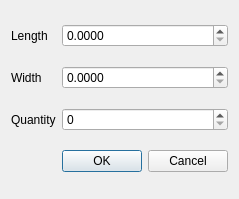
Qt form create_sheet.ui (shuaz1/circular_nest2d) before a commit.
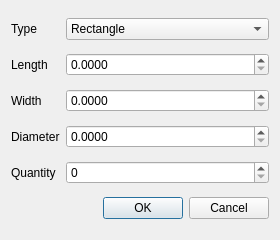
The same form after that commit.

What changed in the file:
```diff
--- a/create_sheet.ui
+++ b/create_sheet.ui
@@ -6,15 +6,43 @@
    <rect>
     <x>0</x>
     <y>0</y>
-    <width>230</width>
-    <height>199</height>
+    <width>280</width>
+    <height>240</height>
    </rect>
   </property>
   <property name="windowTitle">
    <string>Create Sheet</string>
   </property>
   <layout class="QGridLayout" name="gridLayout">
+   <item row="0" column="0">
+    <widget class="QLabel" name="label_type">
+     <property name="text">
+      <string>Type</string>
+     </property>
+    </widget>
+   </item>
    <item row="0" column="1">
+    <widget class="QComboBox" name="type">
+     <item>
+      <property name="text">
+       <string>Rectangle</string>
+      </property>
+     </item>
+     <item>
+      <property name="text">
+       <string>Circle</string>
+      </property>
+     </item>
+    </widget>
+   </item>
+   <item row="1" column="0">
+    <widget class="QLabel" name="label_length">
+     <property name="text">
+      <string>Length</string>
+     </property>
+    </widget>
+   </item>
+   <item row="1" column="1">
     <widget class="QDoubleSpinBox" name="width">
      <property name="decimals">
       <number>4</number>
@@ -27,48 +55,61 @@
      </property>
     </widget>
    </item>
-   <item row="2" column="1">
-    <widget class="QSpinBox" name="quantity">
-     <property name="maximum">
-      <number>2147483647</number>
-     </property>
-    </widget>
-   </item>
    <item row="2" column="0">
-    <widget class="QLabel" name="label_3">
-     <property name="text">
-      <string>Quantity</string>
-     </property>
-    </widget>
-   </item>
-   <item row="1" column="1">
-    <widget class="QDoubleSpinBox" name="height">
-     <property name="decimals">
-      <number>4</number>
-     </property>
-     <property name="maximum">
-      <double>2147483647.000000000000000</double>
-     </property>
-     <property name="singleStep">
-      <double>0.100000000000000</double>
-     </property>
-    </widget>
-   </item>
-   <item row="0" column="0">
-    <widget class="QLabel" name="label">
-     <property name="text">
-      <string>Length</string>
-     </property>
-    </widget>
-   </item>
-   <item row="1" column="0">
-    <widget class="QLabel" name="label_2">
+    <widget class="QLabel" name="label_width">
      <property name="text">
       <string>Width</string>
      </property>
     </widget>
    </item>
+   <item row="2" column="1">
+    <widget class="QDoubleSpinBox" name="height">
+     <property name="decimals">
+      <number>4</number>
+     </property>
+     <property name="maximum">
+      <double>2147483647.000000000000000</double>
+     </property>
+     <property name="singleStep">
+      <double>0.100000000000000</double>
+     </property>
+    </widget>
+   </item>
+   <item row="3" column="0">
+    <widget class="QLabel" name="label_diameter">
+     <property name="text">
+      <string>Diameter</string>
+     </property>
+    </widget>
+   </item>
    <item row="3" column="1">
+    <widget class="QDoubleSpinBox" name="diameter">
+     <property name="decimals">
+      <number>4</number>
+     </property>
+     <property name="maximum">
+      <double>2147483647.000000000000000</double>
+     </property>
+     <property name="singleStep">
+      <double>0.100000000000000</double>
+     </property>
+    </widget>
+   </item>
+   <item row="4" column="0">
+    <widget class="QLabel" name="label_3">
+     <property name="text">
+      <string>Quantity</string>
+     </property>
+    </widget>
+   </item>
+   <item row="4" column="1">
+    <widget class="QSpinBox" name="quantity">
+     <property name="maximum">
+      <number>2147483647</number>
+     </property>
+    </widget>
+   </item>
+   <item row="5" column="1">
     <widget class="QDialogButtonBox" name="buttonBox">
      <property name="orientation">
       <enum>Qt::Horizontal</enum>
```
